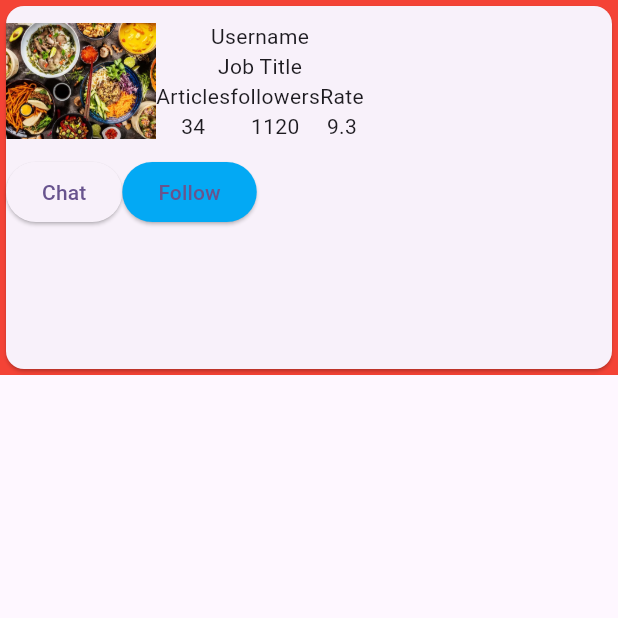
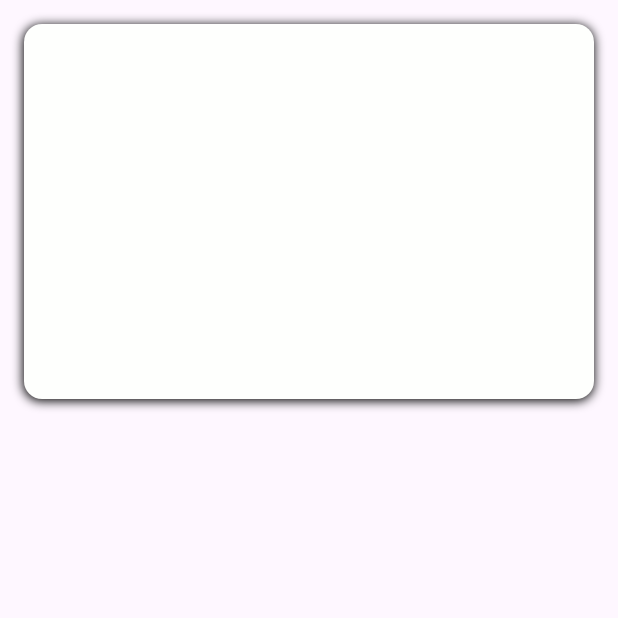
Before and after one commit to ilhamafandi21/firstapp, a Flutter app: the Profile screen opened directly, on a phone screen of 412 x 824 dp, the top half of it. Run offline on Flutter 3.47's test engine with Material 3 defaults, Android fonts, the phone set to English and light mode, and no system bars; our stand-ins replace auto_route.

Commit message:
24 Oktober 2025

```diff
--- a/lib/presentation/profile/profile_page.dart
+++ b/lib/presentation/profile/profile_page.dart
@@ -15,60 +15,75 @@ class _ProfileState extends State<Profile> {
         child: Container(
           child: Container(
             height: 250,
-            color: Colors.red,
-            child: Card(
-              child: Column(
-                children: [
-                  Row(
-                    children: [
-                      Image.asset(
-                        'assets/images/food1.webp',
-                        width: 100,
-                        height: 100,
-                      ),
-
-                      Column(
-                        children: [
-                          Column(children: [Text('Username'), Text('Job Title')]),
-                          Column(
-                            children: [
-                              Row(
-                                children: [
-                                  Column(
-                                    children: [Text('Articles'), Text('34')],
-                                  ),
-
-                                  Column(
-                                    children: [Text('followers'), Text('1120')],
-                                  ),
-                                  Column(children: [Text('Rate'), Text('9.3')]),
-                                ],
-                              ),
-                            ],
-                          ),
-                        ],
-                      ),
-                    ],
-                  ),
-
-                  Row(
-                    children: [
-                      ElevatedButton(onPressed: () {}, child: Text('Chat')),
-                      ElevatedButton(
-                        onPressed: () {},
-                        child: Text('Follow'),
-                        style: ButtonStyle(
-                          backgroundColor: WidgetStatePropertyAll(
-                            Colors.lightBlue,
-                          ),
-                        ),
-                      ),
-                    ],
-                  ),
-                ],
-              ),
+            margin: EdgeInsets.all(16),
+            decoration: BoxDecoration(
+              color: const Color.fromRGBO(254, 255, 253, 1),
+              borderRadius: BorderRadius.circular(12),
+              boxShadow: [
+                BoxShadow(
+                  color: const Color.fromARGB(255, 0, 0, 0),
+                  blurRadius: 5.0,
+                  offset: Offset.fromDirection(90),
+                ),
+              ],
             ),
           ),
+          // child: Container(
+          //   height: 250,
+          //   color: Colors.red,
+          //   child: Card(
+          //     child: Column(
+          //       children: [
+          //         Row(
+          //           children: [
+          //             Image.asset(
+          //               'assets/images/food1.webp',
+          //               width: 100,
+          //               height: 100,
+          //             ),
+
+          //             Column(
+          //               children: [
+          //                 Column(children: [Text('Username'), Text('Job Title')]),
+          //                 Column(
+          //                   children: [
+          //                     Row(
+          //                       children: [
+          //                         Column(
+          //                           children: [Text('Articles'), Text('34')],
+          //                         ),
+
+          //                         Column(
+          //                           children: [Text('followers'), Text('1120')],
+          //                         ),
+          //                         Column(children: [Text('Rate'), Text('9.3')]),
+          //                       ],
+          //                     ),
+          //                   ],
+          //                 ),
+          //               ],
+          //             ),
+          //           ],
+          //         ),
+
+          //         Row(
+          //           children: [
+          //             ElevatedButton(onPressed: () {}, child: Text('Chat')),
+          //             ElevatedButton(
+          //               onPressed: () {},
+          //               child: Text('Follow'),
+          //               style: ButtonStyle(
+          //                 backgroundColor: WidgetStatePropertyAll(
+          //                   Colors.lightBlue,
+          //                 ),
+          //               ),
+          //             ),
+          //           ],
+          //         ),
+          //       ],
+          //     ),
+          //   ),
+          // ),
         ),
       ),
     );
```
